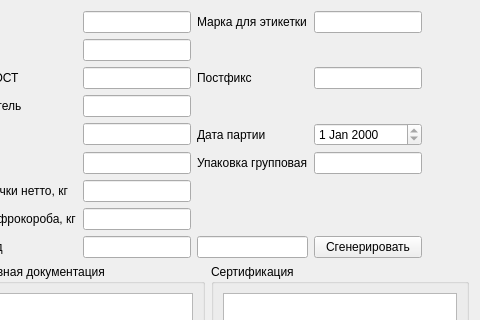
Qt form formdatael.ui (Sergeyego/warehouse) before a commit; both pictures show x 354 to 834 and y 0 to 320 of the 834 by 752 pixel window.
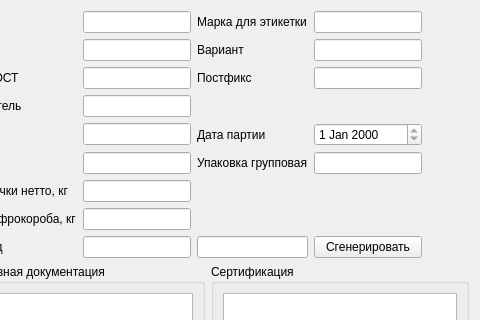
The same form after that commit. Custom widgets are drawn as their Qt base class.

What changed in the file:
```diff
--- a/formdatael.ui
+++ b/formdatael.ui
@@ -303,6 +303,20 @@
          <item row="0" column="3">
           <widget class="QLineEdit" name="lineEditMarkSert"/>
          </item>
+         <item row="1" column="2">
+          <widget class="QLabel" name="label_23">
+           <property name="text">
+            <string>Вариант</string>
+           </property>
+          </widget>
+         </item>
+         <item row="1" column="3">
+          <widget class="QLineEdit" name="lineEditVar">
+           <property name="readOnly">
+            <bool>true</bool>
+           </property>
+          </widget>
+         </item>
         </layout>
        </item>
        <item>
```
Left out of the diff: 2 changed lines with no effect on the pictures.
